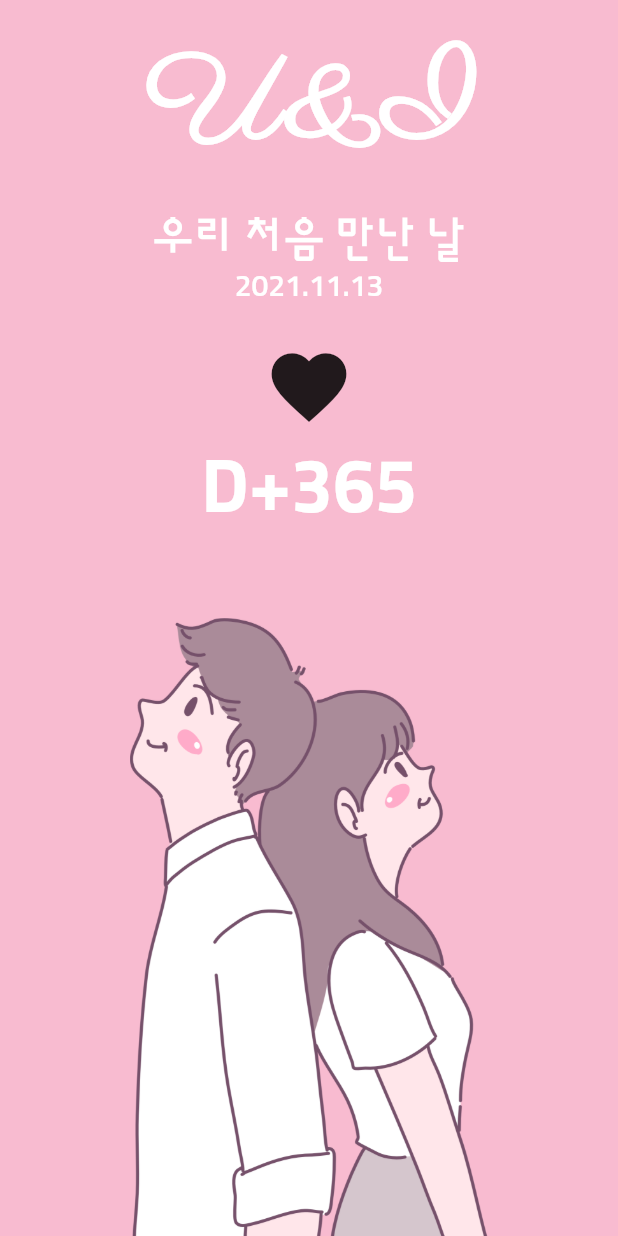
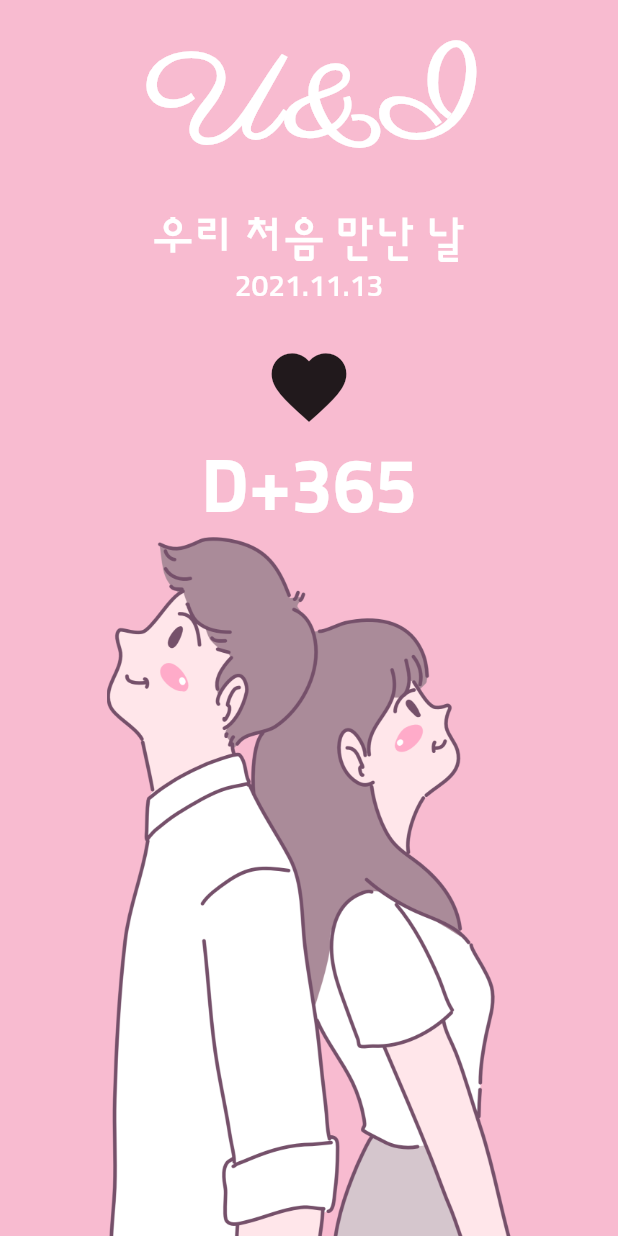
Before and after one commit to HwangSooHyeon/flutter_time_spent, a Flutter app: the screen it shows after launch, on a phone screen of 412 x 824 dp. Run offline on Flutter 3.47's test engine with Material 2 defaults, Android fonts, the phone set to English and light mode, and no system bars.

Commit message:
feat(home_screen): _CoupleImage overflow 방지를 위해 Expanded 적용

```diff
--- a/lib/screen/home_screen.dart
+++ b/lib/screen/home_screen.dart
@@ -26,7 +26,6 @@ class HomeScreen extends StatelessWidget {
 class _DDay extends StatelessWidget {
   @override
   Widget build(BuildContext context) {
-
     final textTheme = Theme.of(context).textTheme;
 
     return Column(
@@ -46,7 +45,13 @@ class _DDay extends StatelessWidget {
           style: textTheme.bodyMedium,
         ),
         const SizedBox(height: 16.0),
-        IconButton(iconSize: 60.0, onPressed: () {}, icon: Icon(Icons.favorite,),),
+        IconButton(
+          iconSize: 60.0,
+          onPressed: () {},
+          icon: Icon(
+            Icons.favorite,
+          ),
+        ),
         Text(
           'D+365',
           style: textTheme.headlineMedium,
@@ -59,10 +64,11 @@ class _DDay extends StatelessWidget {
 class _CoupleImage extends StatelessWidget {
   @override
   Widget build(BuildContext context) {
-    return Center(
-      child: Image.asset(
-        'asset/img/middle_image.png',
-        height: MediaQuery.of(context).size.height / 2,
+    return Expanded(
+      child: Center(
+        child: Image.asset(
+          'asset/img/middle_image.png',
+        ),
       ),
     );
   }
```
